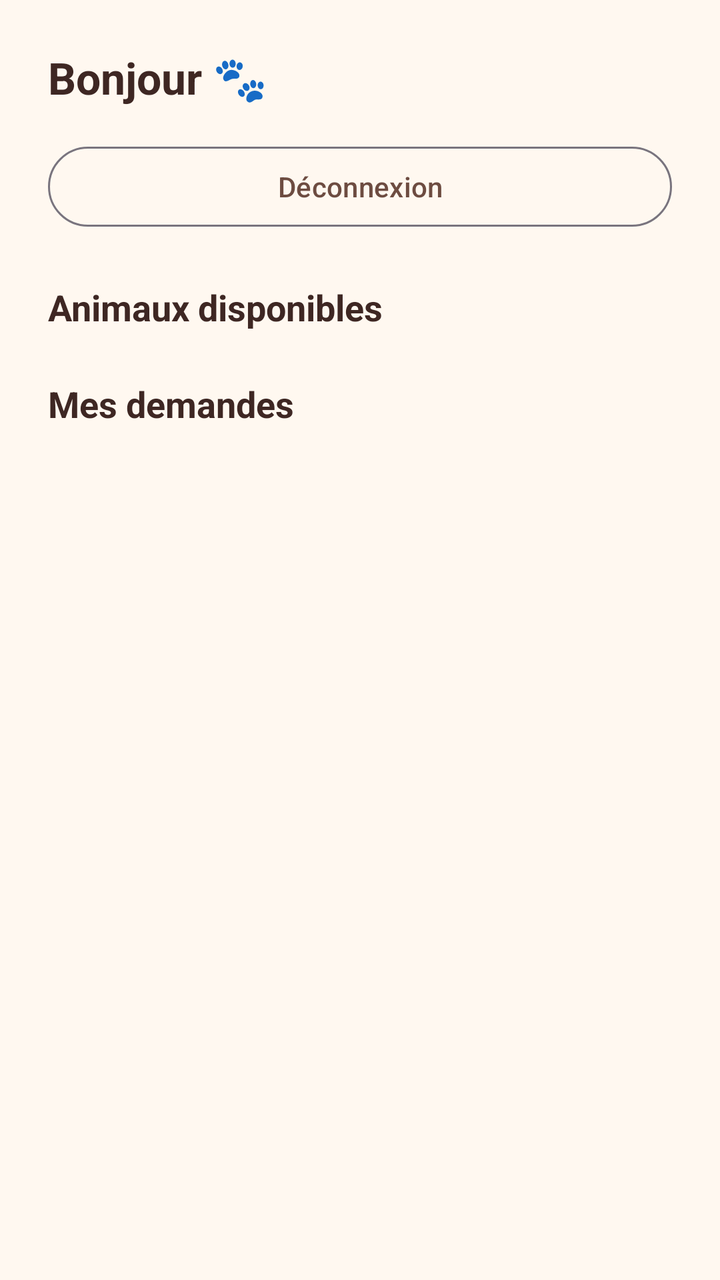
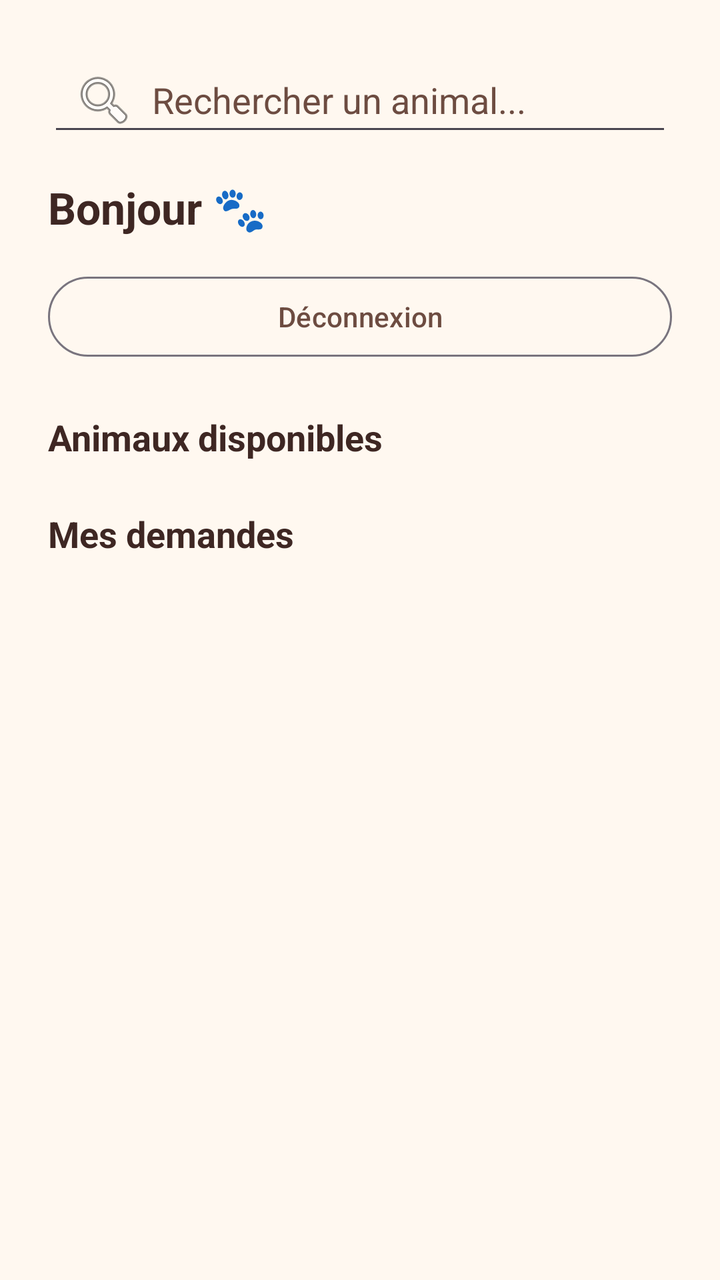

Compare the two renders of this Android layout. The source of the first and the diff that turns it into the second are given below.
<!-- AndroidManifest.xml: application theme Theme.WorkshopPetShelter -->
<!-- res/layout/activity_user_dashboard.xml -->
<ScrollView xmlns:android="http://schemas.android.com/apk/res/android"
    android:layout_width="match_parent"
    android:layout_height="match_parent"
    android:background="@color/app_background"
    android:fillViewport="true">

    <LinearLayout
        android:layout_width="match_parent"
        android:layout_height="wrap_content"
        android:orientation="vertical"
        android:padding="24dp">

        <TextView
            android:id="@+id/tvGreeting"
            android:layout_width="match_parent"
            android:layout_height="wrap_content"
            android:text="Bonjour 🐾"
            android:textColor="@color/text_primary"
            android:textSize="22sp"
            android:textStyle="bold" />

        <com.google.android.material.button.MaterialButton
            android:id="@+id/btnLogout"
            style="@style/Widget.Material3.Button.OutlinedButton"
            android:layout_width="match_parent"
            android:layout_height="wrap_content"
            android:layout_marginTop="16dp"
            android:text="Déconnexion"
            android:textColor="@color/accent" />

        <TextView
            android:layout_width="match_parent"
            android:layout_height="wrap_content"
            android:layout_marginTop="24dp"
            android:text="Animaux disponibles"
            android:textColor="@color/text_primary"
            android:textSize="18sp"
            android:textStyle="bold" />

        
        <ListView
            android:id="@+id/lvAvailablePets"
            android:layout_width="match_parent"
            android:layout_height="wrap_content"
            android:nestedScrollingEnabled="false" />

        
        <TextView
            android:id="@+id/tvEmptyAvailable"
            android:layout_width="match_parent"
            android:layout_height="wrap_content"
            android:gravity="center"
            android:padding="16dp"
            android:text="Aucun animal disponible."
            android:textColor="@color/text_primary"
            android:textStyle="italic"
            android:visibility="gone" />

        <TextView
            android:layout_width="match_parent"
            android:layout_height="wrap_content"
            android:layout_marginTop="24dp"
            android:text="Mes demandes"
            android:textColor="@color/text_primary"
            android:textSize="18sp"
            android:textStyle="bold" />

        <ListView
            android:id="@+id/lvMyRequests"
            android:layout_width="match_parent"
            android:layout_height="wrap_content"
            android:layout_marginBottom="16dp"
            android:nestedScrollingEnabled="false" />

        <TextView
            android:id="@+id/tvEmptyRequests"
            android:layout_width="match_parent"
            android:layout_height="wrap_content"
            android:gravity="center"
            android:padding="16dp"
            android:text="Aucune demande."
            android:textColor="@color/text_primary"
            android:textStyle="italic"
            android:visibility="gone" />

    </LinearLayout>

</ScrollView>
<!-- resources referenced by this layout -->
<resources>
  <color name="accent">#6D4C41</color>
  <color name="app_background">#FFF8F0</color>
  <color name="text_primary">#3E2723</color>
  <style name="Theme.WorkshopPetShelter" parent="Theme.Material3.DayNight.NoActionBar" />
</resources>

<!-- the commit's change to res/layout/activity_user_dashboard.xml (unified diff, before → after) -->
@@ -10,10 +10,25 @@
         android:orientation="vertical"
         android:padding="24dp">
 
+        
+        <EditText
+            android:id="@+id/etSearch"
+            android:layout_width="match_parent"
+            android:layout_height="wrap_content"
+            android:drawableStart="@android:drawable/ic_menu_search"
+            android:drawablePadding="8dp"
+            android:hint="Rechercher un animal..."
+            android:inputType="text"
+            android:maxLines="1"
+            android:paddingStart="12dp"
+            android:textColor="@color/text_primary"
+            android:textColorHint="@color/accent" />
+
         <TextView
             android:id="@+id/tvGreeting"
             android:layout_width="match_parent"
             android:layout_height="wrap_content"
+            android:layout_marginTop="16dp"
             android:text="Bonjour 🐾"
             android:textColor="@color/text_primary"
             android:textSize="22sp"
